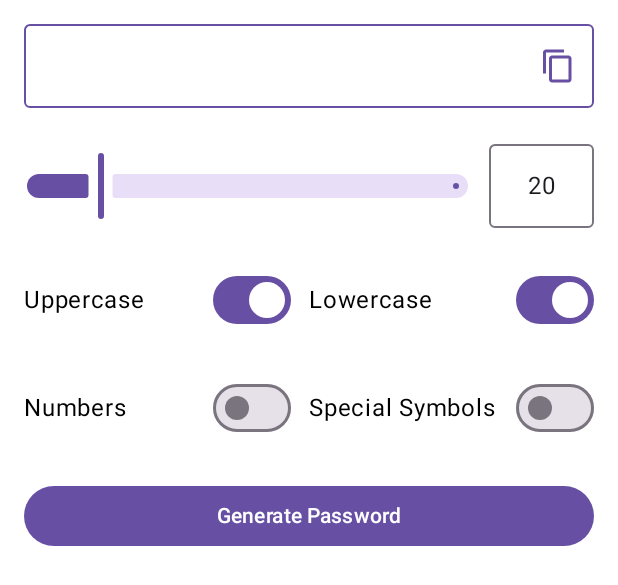
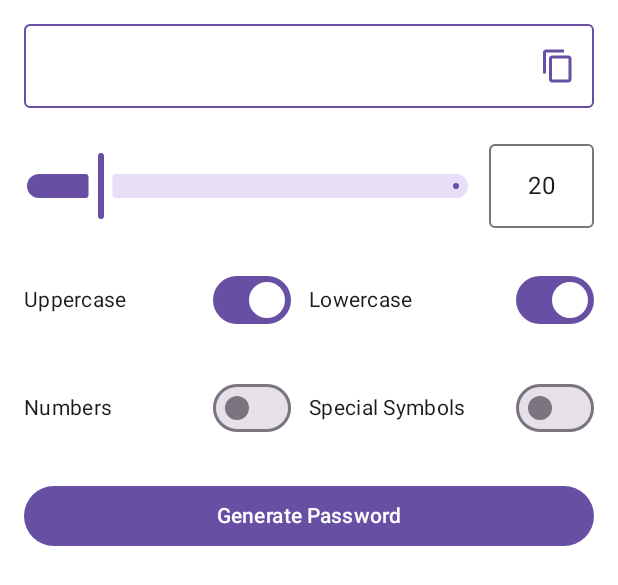
Before and after one commit to justvinny/pass-vault-kotlin-android, an Android app built with Jetpack Compose: the @Preview function PreviewPasswordGeneratorScreen, on a phone screen of 412 x 824 dp. Shown: the top 585 px of the screen. Run offline under Robolectric (Android 15) with nearby library versions, the phone set to English and light mode, and no system bars.

Commit message:
Fixed LabeledSwitch text color on dark theme

```diff
--- a/app/src/main/java/com/vinsonb/password/manager/kotlin/ui/components/LabeledSwitch.kt
+++ b/app/src/main/java/com/vinsonb/password/manager/kotlin/ui/components/LabeledSwitch.kt
@@ -2,6 +2,7 @@ package com.vinsonb.password.manager.kotlin.ui.components
 
 import androidx.compose.foundation.layout.Arrangement
 import androidx.compose.foundation.layout.Row
+import androidx.compose.material3.MaterialTheme
 import androidx.compose.material3.Switch
 import androidx.compose.material3.Text
 import androidx.compose.runtime.Composable
@@ -21,7 +22,11 @@ fun LabeledSwitch(
         horizontalArrangement = Arrangement.SpaceBetween,
         verticalAlignment = Alignment.CenterVertically,
     ) {
-        Text(label)
+        Text(
+            text = label,
+            style = MaterialTheme.typography.bodyMedium
+                .copy(color = MaterialTheme.colorScheme.onSurface),
+        )
         Switch(
             checked = checked,
             onCheckedChange = onCheckedChange,
```
